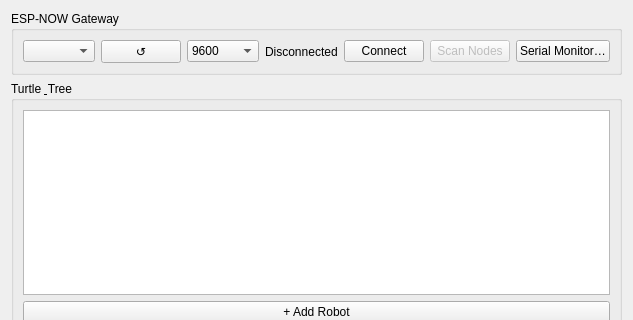
The window that src/gui/ui/robot_panel.ui (techandpeople/SoftEdIBO) describes before a commit, drawn with Qt 5; both pictures show x 0 to 633 and y 0 to 320 of the 633 by 640 pixel window.
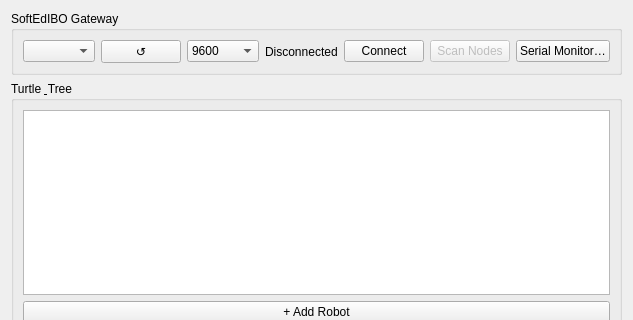
The same window after the commit.

Commit message: Thymio is now controlled by SoftEdIBO Gateway

What changed in the file:
```diff
--- a/src/gui/ui/robot_panel.ui
+++ b/src/gui/ui/robot_panel.ui
@@ -8,7 +8,7 @@
   <layout class="QVBoxLayout" name="verticalLayout">
    <item>
     <widget class="QGroupBox" name="gateway_group">
-     <property name="title"><string>ESP-NOW Gateway</string></property>
+     <property name="title"><string>SoftEdIBO Gateway</string></property>
      <property name="whatsThis"><string>The USB gateway board that bridges this PC to the wireless nodes over ESP-NOW. Connect it before configuring robots or starting a session.</string></property>
      <layout class="QHBoxLayout" name="gateway_layout">
       <item>
```
The commit also changes 115 other files.
